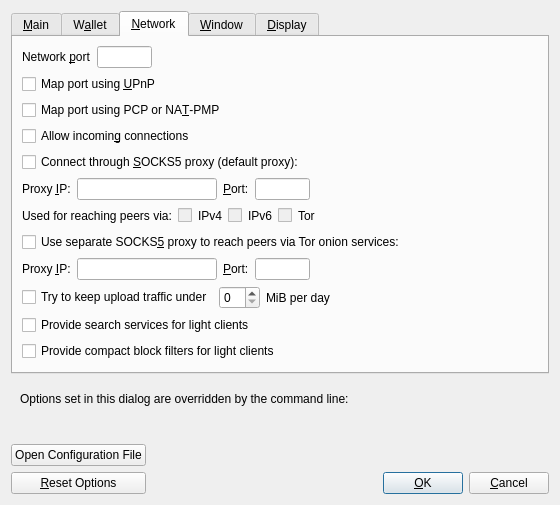
Above: src/qt/forms/optionsdialog.ui from Retropex/bitcoin-knots-deb before the change. Below: the same form after it.
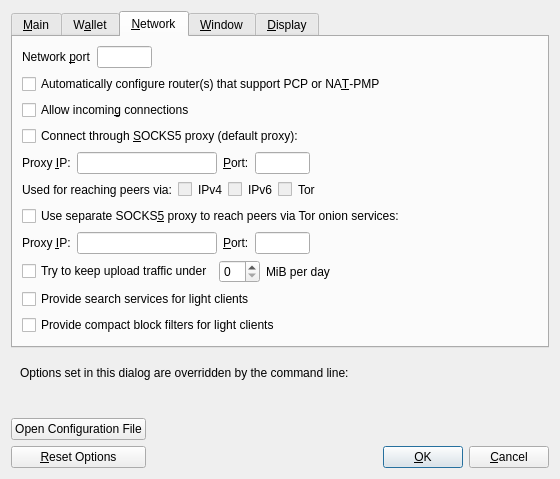
That is the form after the change. The open tabs and pages were chosen to show the change. Custom widgets are drawn as their Qt base class.

Diff of the .ui file:
```diff
--- a/src/qt/forms/optionsdialog.ui
+++ b/src/qt/forms/optionsdialog.ui
@@ -385,23 +385,13 @@
          </item>
         </layout>
        </item>
-       <item>
-        <widget class="QCheckBox" name="mapPortUpnp">
-         <property name="toolTip">
-          <string>Automatically open the Bitcoin client port on the router. This only works when your router supports UPnP and it is enabled.</string>
-         </property>
-         <property name="text">
-          <string>Map port using &amp;UPnP</string>
-         </property>
-        </widget>
-       </item>
        <item>
         <widget class="QCheckBox" name="mapPortNatpmp">
          <property name="toolTip">
           <string>Automatically open the Bitcoin client port on the router. This only works when your router supports PCP or NAT-PMP and it is enabled. The external port could be random.</string>
          </property>
          <property name="text">
-          <string>Map port using PCP or NA&amp;T-PMP</string>
+          <string>Automatically configure router(s) that support PCP or NA&amp;T-PMP</string>
          </property>
         </widget>
        </item>
```
